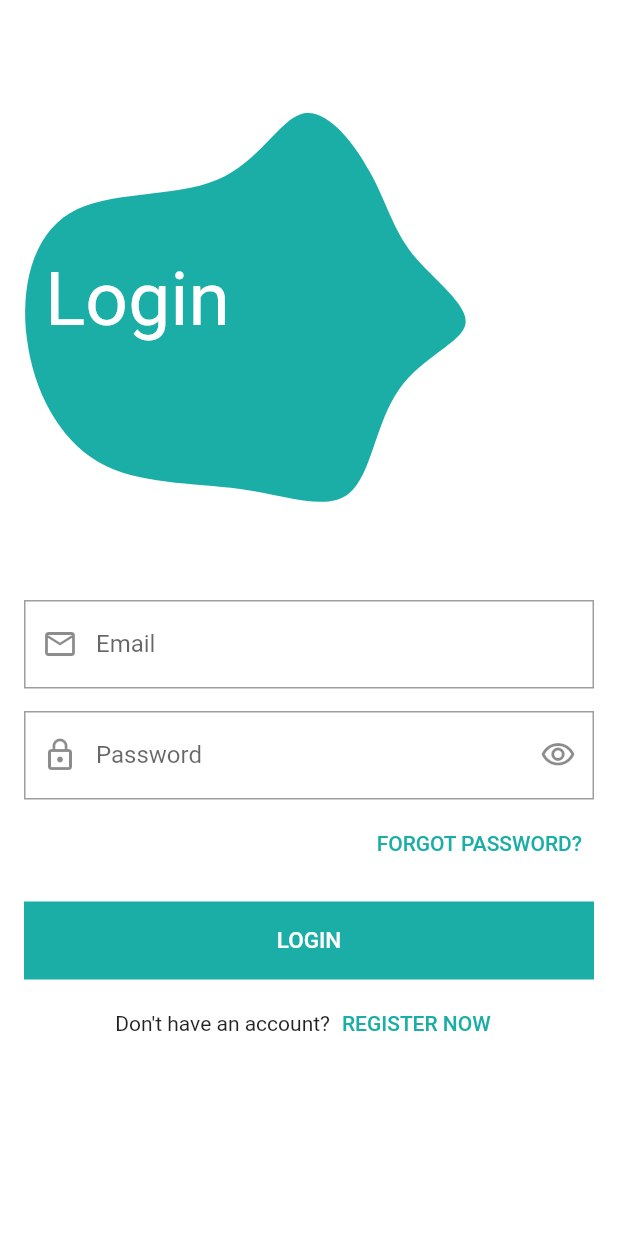
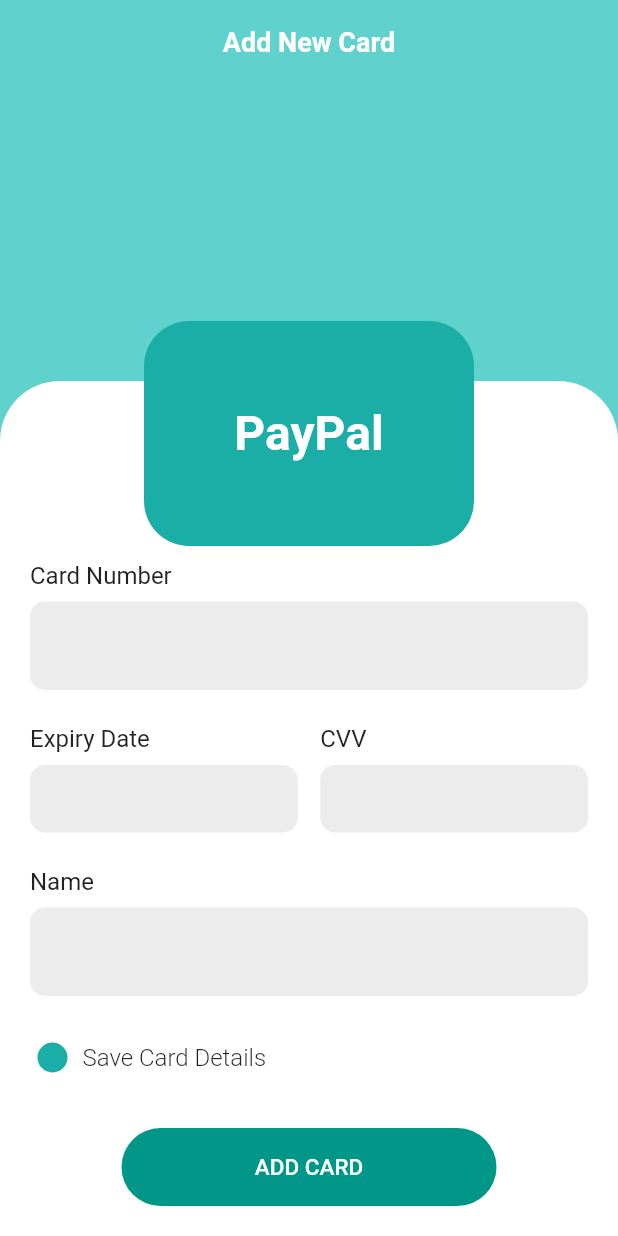
Before and after one commit to iHebaMohammed/MobiCare-Mobile-Interface, a Flutter app: the screen it shows after launch, on a phone screen of 412 x 824 dp. Run offline on Flutter 3.47's test engine with Material 2 defaults, Android fonts, the phone set to English and light mode, and no system bars; our stand-ins replace bloc, cloud_firestore, conditional_builder_null_safety, curved_navigation_bar, firebase_auth, firebase_core and 6 more; accounts and stored records are empty.

Commit message:
Payment Screens

```diff
--- a/lib/main.dart
+++ b/lib/main.dart
@@ -6,6 +6,9 @@ import 'package:mobi_care/layouts/patient_layout/cubit/cubit.dart';
 import 'package:mobi_care/layouts/patient_layout/cubit/states.dart';
 import 'package:mobi_care/modules/chat_details/cubit/cubit.dart';
 import 'package:mobi_care/modules/login/login_screen.dart';
+import 'package:mobi_care/modules/payment/cubit/cubit.dart';
+import 'package:mobi_care/modules/payment/payment_screen.dart';
+import 'package:mobi_care/modules/payment_done/payment_done_screen.dart';
 import 'package:mobi_care/shared/bloc_observer.dart';
 import 'modules/splash/splash_screen.dart';
 import 'shared/components/constants.dart';
@@ -38,6 +41,9 @@ class MyApp extends StatelessWidget {
         BlocProvider(
             create: (context) => ChatMessagesCubit(),
         ),
+        BlocProvider(
+          create: (context) => PaymentCubit(),
+        ),
       ],
       child: BlocConsumer<PatientLayoutCubit , PatientLayoutStates>(
         listener: (context, state) {
@@ -49,7 +55,7 @@ class MyApp extends StatelessWidget {
             themeMode: ThemeMode.light,
             theme: lightTheme,
             darkTheme: darkTheme,
-            home: SplashScreen(),
+            home: PaymentScreen(),
           );
         },
       ),
--- /dev/null
+++ b/lib/modules/payment/cubit/cubit.dart
@@ -0,0 +1,17 @@
+import 'package:flutter/material.dart';
+import 'package:flutter_bloc/flutter_bloc.dart';
+import 'package:mobi_care/modules/payment/cubit/status.dart';
+
+class PaymentCubit extends Cubit<PaymentStates> {
+
+  PaymentCubit() : super(PaymentInitialState());
+
+  static PaymentCubit get(BuildContext context) => BlocProvider.of(context);
+
+  bool isChecked = false;
+
+  void changeRadioBottom(bool value){
+    isChecked = !isChecked;
+    emit(PaymentChangeCustomRadioBottomState());
+  }
+}
--- /dev/null
+++ b/lib/modules/payment/cubit/status.dart
@@ -0,0 +1,5 @@
+abstract class PaymentStates {}
+
+class PaymentInitialState extends PaymentStates {}
+
+class PaymentChangeCustomRadioBottomState extends PaymentStates {}
--- /dev/null
+++ b/lib/modules/payment/payment_screen.dart
@@ -0,0 +1,223 @@
+import 'package:flutter/material.dart';
+import 'package:flutter_bloc/flutter_bloc.dart';
+import 'package:mobi_care/modules/payment/cubit/cubit.dart';
+import 'package:mobi_care/modules/payment/cubit/status.dart';
+import 'package:mobi_care/shared/components/components.dart';
+import 'package:mobi_care/shared/styles/colors.dart';
+
+class PaymentScreen extends StatelessWidget {
+  PaymentScreen({Key? key}) : super(key: key);
+
+  bool isChecked = false;
+
+  TextEditingController cardNumberController = TextEditingController();
+  TextEditingController expiryDateController = TextEditingController();
+  TextEditingController cvvController = TextEditingController();
+  TextEditingController nameController = TextEditingController();
+
+  @override
+  Widget build(BuildContext context) {
+    return BlocConsumer<PaymentCubit , PaymentStates>(
+      listener: (context, state) {
+
+      },
+      builder: (context, state) {
+        return Scaffold(
+          backgroundColor: primaryColor60D,
+          appBar: AppBar(
+            elevation: 0.0,
+            backgroundColor: primaryColor60D,
+            title: Text(
+              'Add New Card',
+              style: TextStyle(
+                  color: primaryWhiteColor
+              ),
+            ),
+            centerTitle: true,
+          ),
+          body: Container(
+            alignment: AlignmentDirectional.bottomCenter,
+            height: double.infinity,
+            child: SingleChildScrollView(
+              child: Stack(
+                alignment: AlignmentDirectional.topCenter,
+                children: [
+                  SizedBox(
+
+                    height: 610,
+                    child: Stack(
+                      alignment: AlignmentDirectional.bottomCenter,
+                      children: [
+                        Container(
+                          height: 570,
+                          width: double.infinity,
+                          decoration: BoxDecoration(
+                            color: primaryWhiteColor,
+                            borderRadius: BorderRadiusDirectional.only(
+                              topEnd: Radius.circular(40),
+                              topStart: Radius.circular(40),
+                            ),
+                          ),
+                          child: Padding(
+                            padding: const EdgeInsets.all(20.0),
+                            child: Column(
+                              crossAxisAlignment: CrossAxisAlignment.start,
+                              children: [
+                                SizedBox(
+                                  height: 100,
+                                ),
+                                Text(
+                                  'Card Number',
+                                  style: TextStyle(
+                                    fontSize: 16,
+                                  ),
+                                ),
+                                defaultTextFormFieldWithoutBorder(
+                                  controller: cardNumberController,
+                                ),
+                                SizedBox(
+                                  height: 15,
+                                ),
+                                Row(
+                                  children: [
+                                    Expanded(
+                                      child: SizedBox(
+                                        height: 80,
+                                        child: Column(
+                                          crossAxisAlignment: CrossAxisAlignment.start,
+                                          children: [
+                                            Text(
+                                              'Expiry Date',
+                                              style: TextStyle(
+                                                fontSize: 16,
+                                              ),
+                                            ),
+                                            Expanded(
+                                              child: defaultTextFormFieldWithoutBorder(
+                                                controller: expiryDateController,
+                                              ),
+                                            ),
+                                          ],
+                                        ),
+                                      ),
+                                    ),
+                                    SizedBox(
+                                      width: 15,
+                                    ),
+                                    Expanded(
+                                      child: SizedBox(
+                                        height: 80,
+                                        child: Column(
+                                          crossAxisAlignment: CrossAxisAlignment.start,
+                                          children: [
+                                            Text(
+                                              'CVV',
+                                              style: TextStyle(
+                                                fontSize: 16,
+                                              ),
+                                            ),
+                                            Expanded(
+                                              child: defaultTextFormFieldWithoutBorder(
+                                                controller: cvvController,
+                                              ),
+                                            ),
+                                          ],
+                                        ),
+                                      ),
+                                    ),
+                                  ],
+                                ),
+                                SizedBox(
+                                  height: 15,
+                                ),
+                                Text(
+                                  'Name',
+                                  style: TextStyle(
+                                    fontSize: 16,
+                                  ),
+                                ),
+                                defaultTextFormFieldWithoutBorder(
+                                  controller: nameController,
+                                ),
+                                SizedBox(
+                                  height: 15,
+                                ),
+                                Padding(
+                                  padding: const EdgeInsets.symmetric(vertical: 8.0 , horizontal: 5.0),
+                                  child: Row(
+                                    children: [
+                                      InkWell(
+                                        onTap: (){
+                                          isChecked = !isChecked;
+                                          PaymentCubit.get(context).changeRadioBottom(isChecked);
+                                        },
+                                        child: CircleAvatar(
+                                          backgroundColor: primaryColor1BA,
+                                          radius: 10,
+                                          child: isChecked ? Icon(
+                                            Icons.check,
+                                            size: 15,
+                                            color: primaryWhiteColor,
+                                          ) : null,
+                                        ),
+                                      ),
+                                      SizedBox(
+                                        width: 10,
+                                      ),
+                                      Text(
+                                        'Save Card Details',
+                                        style: TextStyle(
+                                            fontSize: 16,
+                                            fontWeight: FontWeight.w300
+                                        ),
+                                      ),
+                                    ],
+                                  ),
+                                ),
+                                Spacer(),
+                                Center(
+                                  child: defaultButton(
+                                      function: (){},
+                                      text: 'Add Card',
+                                      width: 250,
+                                      redius: 30
+                                  ),
+                                )
+                              ],
+                            ),
+                          ),
+                        ),
+                      ],
+                    ),
+                  ),
+                  Stack(
+                    children: [
+                      Container(
+                        height: 150,
+                        width: 220,
+                        decoration: BoxDecoration(
+                            color: primaryColor1BA,
+                            borderRadius: BorderRadiusDirectional.all(Radius.circular(30))
+                        ),
+                        child: Center(
+                          child: Text(
+                            'PayPal',
+                            style: TextStyle(
+                              color: primaryWhiteColor,
+                              fontSize: 32,
+                              fontWeight: FontWeight.w700,
+                            ),
+                          ),
+                        ),
+                      ),
+                    ],
+                  ),
+                ],
+              ),
+            ),
+          ),
+        );
+      },
+    );
+  }
+}
--- /dev/null
+++ b/lib/modules/payment_done/payment_done_screen.dart
@@ -0,0 +1,53 @@
+import 'package:flutter/material.dart';
+import 'package:flutter_svg/flutter_svg.dart';
+import 'package:mobi_care/shared/components/components.dart';
+
+class PaymentDoneScreen extends StatelessWidget {
+  const PaymentDoneScreen({Key? key}) : super(key: key);
+
+  @override
+  Widget build(BuildContext context) {
+    return Scaffold(
+      body: SafeArea(
+        child: Padding(
+          padding: const EdgeInsets.symmetric(horizontal: 20.0 , vertical: 60),
+          child: Center(
+            child: Column(
+              mainAxisAlignment: MainAxisAlignment.spaceBetween,
+              children: [
+                Text(
+                  'Congratulations',
+                  style: TextStyle(
+                    fontSize: 24,
+                    fontWeight: FontWeight.w500,
+                  ),
+                ),
+                SvgPicture.asset(
+                  'assets/svg/payment/done_payment.svg',
+                ),
+                Column(
+                  children: [
+                    Text(
+                      'That’s it!',
+                      style: TextStyle(
+                        fontSize: 16
+                      ),
+                    ),
+                    Text(
+                      'You have siccessfully checked out using your card',
+                      textAlign: TextAlign.center,
+                      style: TextStyle(
+                          fontSize: 16,
+                      ),
+                    ),
+                  ],
+                ),
+                defaultButton(function: (){}, text: 'Ok' , redius: 6)
+              ],
+            ),
+          ),
+        ),
+      ),
+    );
+  }
+}
--- a/lib/shared/components/components.dart
+++ b/lib/shared/components/components.dart
@@ -583,3 +583,28 @@ Widget defaultSearchRowUserViewItem({
     ),
   );
 }
+
+Widget defaultTextFormFieldWithoutBorder({
+  required TextEditingController controller,
+  double radius = 10,
+
+}){
+  return Padding(
+    padding: const EdgeInsets.symmetric(vertical: 8.0),
+    child: TextFormField(
+      controller: controller,
+      decoration: InputDecoration(
+        filled: true,
+        fillColor: primaryGreyColorD9D_50,
+        border: OutlineInputBorder(
+          borderRadius: BorderRadius.circular(radius),
+          borderSide: BorderSide(
+            width: 0,
+            style: BorderStyle.none,
+          ),
+        ),
+
+      ),
+    ),
+  );
+}
--- a/lib/shared/styles/colors.dart
+++ b/lib/shared/styles/colors.dart
@@ -1,11 +1,14 @@
 import 'package:flutter/material.dart';
 
 Color primaryColor1BA = const Color(0xFF1BAEA6);
+Color primaryColor1BA_75 = const Color(0xFF1BAEA6).withOpacity(0.75);
+Color primaryColor60D = const Color(0xFF60D2CE);
 Color primaryColor60D_10 = const Color(0xFF60D2CE).withOpacity(0.10);
 Color primaryColor60D_50 = const Color(0xFF60D2CE).withOpacity(0.50);
 Color primaryMaleColor = const Color(0xFF4DC6E1);
 Color primaryWhiteColor = const Color(0xFFFFFFFF);
 Color primaryGreyColor808 = const Color(0xFF808080);
+Color primaryGreyColorD9D_50 = const Color(0xFFD9D9D9).withOpacity(0.50);
 Color primaryBlackColor = const Color(0xFF000000);
 Color primaryFemaleColor = const Color(0xFFEB4592);
 Color primaryLikeColor = const Color(0xFFDD2E44);
```
